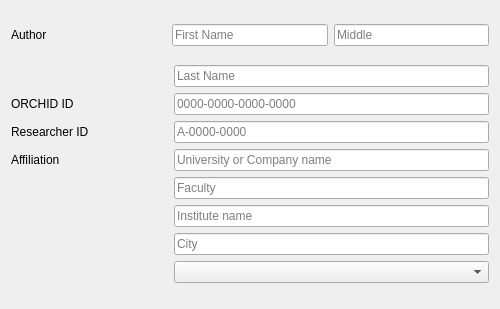
Above: iraspa/iraspagui/infocreatorform.ui from iRASPA/iRASPA-QT before the change. Below: the same form after it.
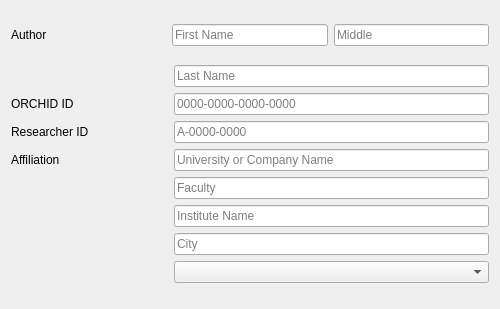
That is the form after the change.

The edit to the form file:
```diff
--- a/iraspa/iraspagui/infocreatorform.ui
+++ b/iraspa/iraspagui/infocreatorform.ui
@@ -104,7 +104,7 @@
           <string/>
          </property>
          <property name="placeholderText">
-          <string>University or Company name</string>
+          <string>University or Company Name</string>
          </property>
         </widget>
        </item>
@@ -151,7 +151,7 @@
           <string/>
          </property>
          <property name="placeholderText">
-          <string>Institute name</string>
+          <string>Institute Name</string>
          </property>
         </widget>
        </item>
```
